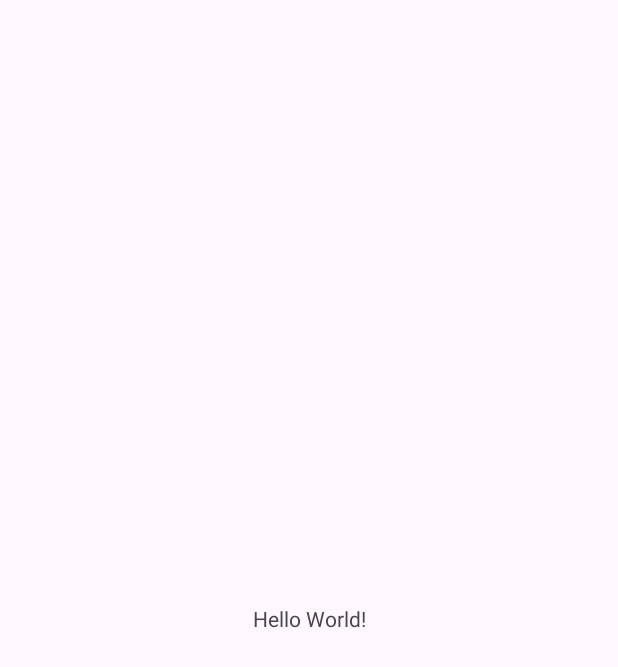
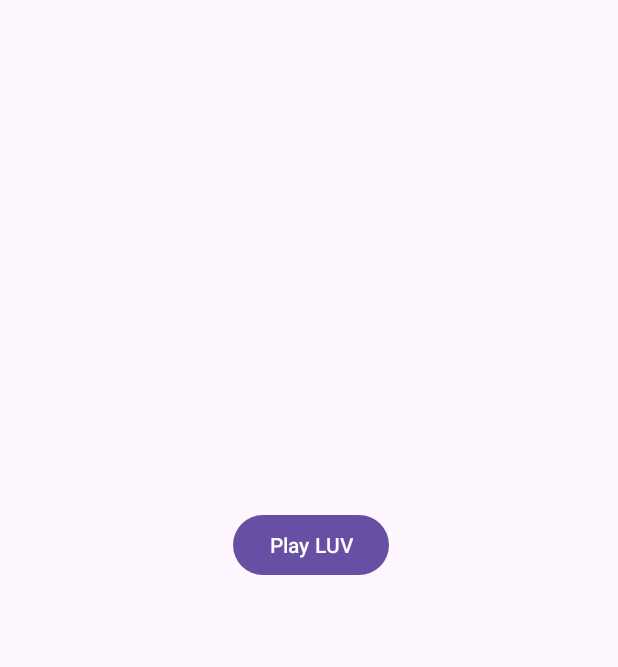
Before and after one commit to elazaroo/androidFirstApp, an Android app: the screen it shows after launch (MainActivity), on a phone screen of 412 x 824 dp. Before the commit the part shown is almost empty. Shown: the top 667 px of the screen. Run offline under Robolectric (Android 15) with nearby library versions, the phone set to English and light mode, and no system bars.

Commit message:
MediaPlayer

```diff
--- a/app/src/main/java/com/example/androidfirstapp/MainActivity.java
+++ b/app/src/main/java/com/example/androidfirstapp/MainActivity.java
@@ -1,6 +1,8 @@
 package com.example.androidfirstapp;
 
+import android.media.MediaPlayer;
 import android.os.Bundle;
+import android.view.View;
 
 import androidx.activity.EdgeToEdge;
 import androidx.appcompat.app.AppCompatActivity;
@@ -21,4 +23,9 @@ public class MainActivity extends AppCompatActivity {
             return insets;
         });
     }
+
+    public void playLUV(View v) {
+        MediaPlayer mp = MediaPlayer.create(this, R.raw.luv);
+        mp.start();
+    }
 }
--- a/app/src/main/res/layout/activity_main.xml
+++ b/app/src/main/res/layout/activity_main.xml
@@ -7,13 +7,14 @@
     android:layout_height="match_parent"
     tools:context=".MainActivity">
 
-    <TextView
+    <Button
+        android:id="@+id/button"
         android:layout_width="wrap_content"
         android:layout_height="wrap_content"
-        android:text="Hello World!"
-        app:layout_constraintBottom_toBottomOf="parent"
-        app:layout_constraintEnd_toEndOf="parent"
+        android:layout_marginStart="155dp"
+        android:layout_marginTop="339dp"
+        android:text="Play LUV"
+        android:onClick="playLUV"
         app:layout_constraintStart_toStartOf="parent"
         app:layout_constraintTop_toTopOf="parent" />
-
 </androidx.constraintlayout.widget.ConstraintLayout>
```
Also changed, not shown: 1 other file.
